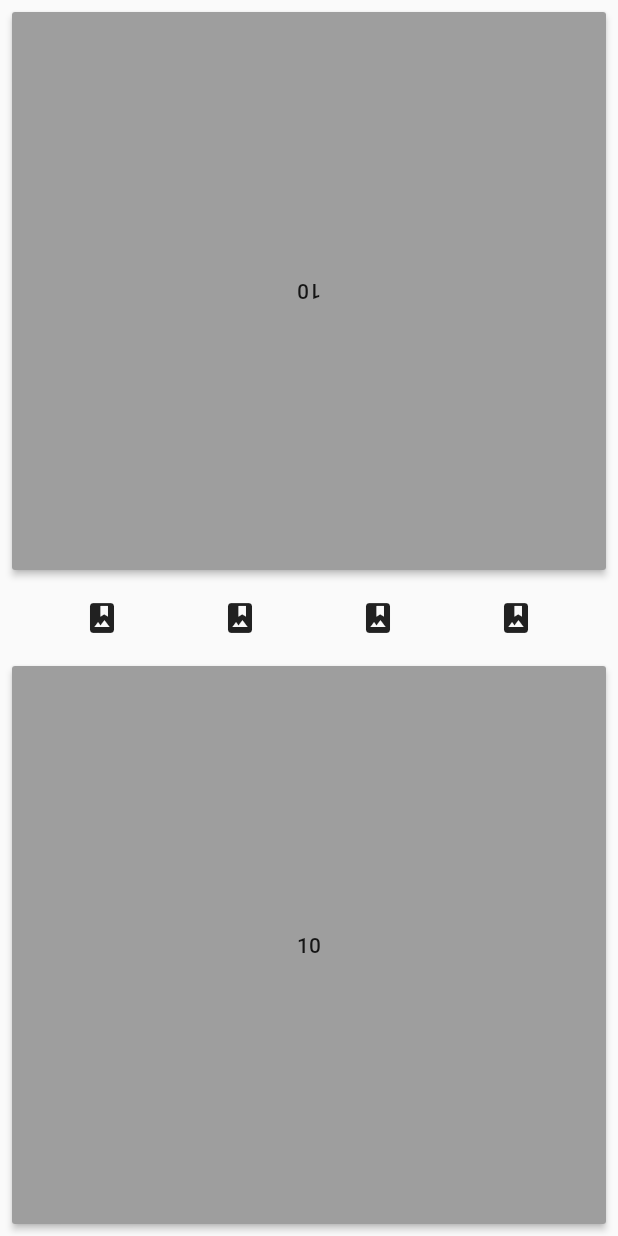
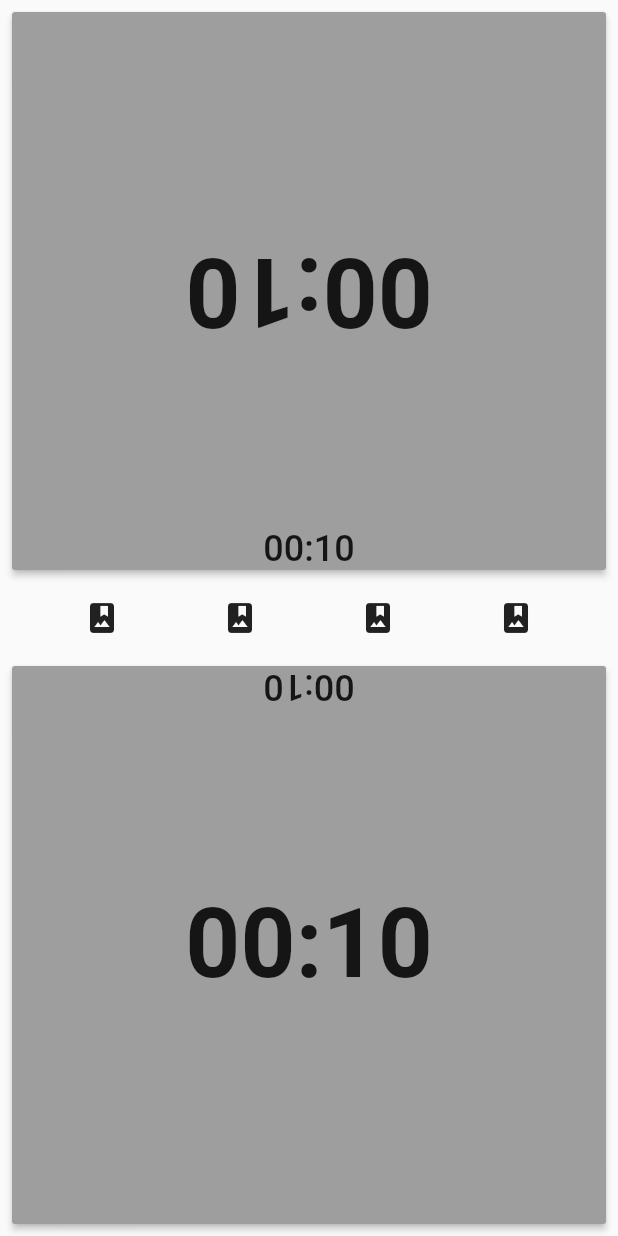
Before and after one commit to Goddchen/ChessTimer, a Flutter app: the screen it shows after launch, on a phone screen of 412 x 824 dp. Run offline on Flutter 3.47's test engine with Material 2 defaults, Android fonts, the phone set to English and light mode, and no system bars.

Commit message:
update text style

```diff
--- a/chess_timer/lib/main.dart
+++ b/chess_timer/lib/main.dart
@@ -31,7 +31,8 @@ class _ChessTimerState extends State<MyApp> {
   void startTimerForCurrentPlayer() {
     _timer?.cancel();
     _timer = CountdownTimer(
-          Duration(seconds: _playersTime[_playerAtTurn], milliseconds: 500), Duration(seconds: 1));
+        Duration(seconds: _playersTime[_playerAtTurn], milliseconds: 500),
+        Duration(seconds: 1));
     _timer.listen((timer) {
       setState(() {
         _playersTime[_playerAtTurn] = timer.remaining.inSeconds;
--- a/chess_timer/lib/players_area.dart
+++ b/chess_timer/lib/players_area.dart
@@ -1,9 +1,11 @@
 import 'package:flutter/material.dart';
+import 'package:intl/intl.dart';
+import 'dart:math';
 
 class PlayersArea extends StatelessWidget {
   final Function clickedCallback;
   final bool _isActive;
-  final int _timeSeconds;
+  final num _timeSeconds;
 
   const PlayersArea({Key key, this.clickedCallback, isActive, time})
       : _isActive = isActive,
@@ -15,10 +17,34 @@ class PlayersArea extends StatelessWidget {
     return Container(
       constraints: BoxConstraints.expand(),
       child: MaterialButton(
-        color: _isActive ? Colors.lightBlue : Colors.grey,
-        onPressed: () => clickedCallback(),
-        child: Text(_timeSeconds.toString()),
-      ),
+          color: _isActive ? Colors.lightBlue : Colors.grey,
+          onPressed: () => clickedCallback(),
+          child: Stack(
+            children: <Widget>[
+              Align(
+                alignment: Alignment.center,
+                child: Text(
+                  '${NumberFormat('00').format((_timeSeconds / 60).floor())}:${NumberFormat('00').format((_timeSeconds % 60))}',
+                  style: TextStyle(
+                    fontWeight: FontWeight.bold,
+                    fontSize: 64,
+                  ),
+                ),
+              ),
+              Align(
+                alignment: Alignment.topCenter,
+                child: Transform.rotate(
+                  angle: pi,
+                  child: Text(
+                    '${NumberFormat('00').format((_timeSeconds / 60).floor())}:${NumberFormat('00').format((_timeSeconds % 60))}',
+                    style: TextStyle(
+                      fontSize: 24,
+                    ),
+                  ),
+                ),
+              ),
+            ],
+          )),
     );
   }
 }
--- a/chess_timer/pubspec.yaml
+++ b/chess_timer/pubspec.yaml
@@ -13,6 +13,7 @@ environment:
   sdk: ">=2.0.0-dev.68.0 <3.0.0"
 
 dependencies:
+  intl: ^0.15.7
   flutter:
     sdk: flutter
 
```
Lines whose indentation alone changed are shown as unchanged.
